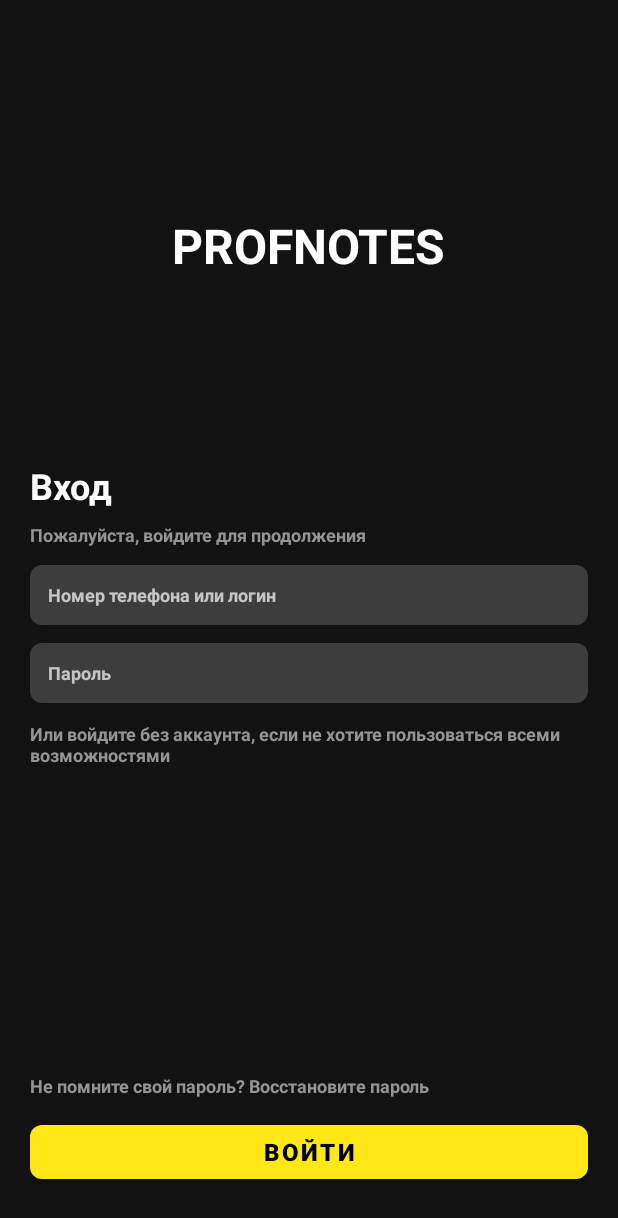
After one commit to tynkovski/ProfNotes, an Android app: the layout fragment_login.xml on its own in the app's theme, with its tools: preview values and no code run, on a phone screen of 412 x 824 dp. The commit adds this screen. Shown: the top 1218 px of the screen. Run offline under Robolectric (Android 15) with nearby library versions, the phone set to English and light mode, and no system bars.

Commit message:
Added login layout

```diff
--- a/app/src/main/res/drawable/rounded_corners.xml
+++ b/app/src/main/res/drawable/rounded_corners.xml
@@ -1,5 +1,5 @@
 <?xml version="1.0" encoding="utf-8"?>
 <shape xmlns:android="http://schemas.android.com/apk/res/android">
     <solid android:color="@color/gray_3d" />
-    <corners android:radius="27dp" />
+    <corners android:radius="8dp" />
 </shape>
--- /dev/null
+++ b/app/src/main/res/layout/fragment_login.xml
@@ -0,0 +1,104 @@
+<?xml version="1.0" encoding="utf-8"?>
+<ScrollView xmlns:android="http://schemas.android.com/apk/res/android"
+    xmlns:app="http://schemas.android.com/apk/res-auto"
+    xmlns:tools="http://schemas.android.com/tools"
+    android:layout_width="match_parent"
+    android:layout_height="match_parent"
+    android:fillViewport="true">
+
+    <androidx.constraintlayout.widget.ConstraintLayout
+        android:layout_width="match_parent"
+        android:layout_height="wrap_content"
+        android:paddingHorizontal="20dp">
+
+        <com.google.android.material.textview.MaterialTextView
+            android:id="@+id/titleTextView"
+            style="@style/Login.Title"
+            android:layout_width="wrap_content"
+            android:layout_height="wrap_content"
+            android:layout_marginTop="142dp"
+            android:text="@string/title_login"
+            app:layout_constraintEnd_toEndOf="parent"
+            app:layout_constraintStart_toStartOf="parent"
+            app:layout_constraintTop_toTopOf="parent" />
+
+        <com.google.android.material.textview.MaterialTextView
+            android:id="@+id/loginTextView"
+            style="@style/Login.Login"
+            android:layout_width="wrap_content"
+            android:layout_height="wrap_content"
+            android:layout_marginTop="122dp"
+            android:text="@string/login"
+            app:layout_constraintStart_toStartOf="parent"
+            app:layout_constraintTop_toBottomOf="@+id/titleTextView" />
+
+        <com.google.android.material.textview.MaterialTextView
+            android:id="@+id/appealTextView"
+            style="@style/Login.Appeal"
+            android:layout_width="wrap_content"
+            android:layout_height="wrap_content"
+            android:layout_marginTop="8dp"
+            android:text="@string/appeal_login"
+            app:layout_constraintStart_toStartOf="parent"
+            app:layout_constraintTop_toBottomOf="@+id/loginTextView" />
+
+        <EditText
+            android:id="@+id/loginEditText"
+            style="@style/Login.EditText"
+            android:layout_width="match_parent"
+            android:layout_height="40dp"
+            android:layout_marginVertical="12dp"
+            android:background="@drawable/rounded_corners"
+            android:hint="@string/hint_login"
+            app:layout_constraintEnd_toEndOf="parent"
+            app:layout_constraintStart_toStartOf="parent"
+            app:layout_constraintTop_toBottomOf="@+id/appealTextView" />
+
+        <EditText
+            android:id="@+id/passwordEditText"
+            style="@style/Login.EditText"
+            android:layout_width="match_parent"
+            android:layout_height="40dp"
+            android:layout_marginVertical="12dp"
+            android:background="@drawable/rounded_corners"
+            android:hint="@string/hint_password"
+            android:inputType="textPassword"
+            app:layout_constraintEnd_toEndOf="parent"
+            app:layout_constraintStart_toStartOf="parent"
+            app:layout_constraintTop_toBottomOf="@+id/loginEditText" />
+
+        <com.google.android.material.textview.MaterialTextView
+            android:id="@+id/registrationAppealTextView"
+            style="@style/Login.Appeal"
+            android:layout_width="wrap_content"
+            android:layout_height="wrap_content"
+            android:layout_marginTop="12dp"
+            android:text="@string/registration_appeal"
+            app:layout_constraintEnd_toEndOf="parent"
+            app:layout_constraintStart_toStartOf="parent"
+            app:layout_constraintTop_toBottomOf="@+id/passwordEditText" />
+
+        <com.google.android.material.textview.MaterialTextView
+            android:id="@+id/recoveryAppealTextView"
+            style="@style/Login.Appeal"
+            android:layout_width="wrap_content"
+            android:layout_height="wrap_content"
+            android:layout_marginTop="12dp"
+            android:layout_marginBottom="12dp"
+            android:text="@string/forgot_password"
+            app:layout_constraintBottom_toTopOf="@+id/materialButton"
+            app:layout_constraintStart_toStartOf="parent" />
+
+        <com.google.android.material.button.MaterialButton
+            android:id="@+id/materialButton"
+            style="@style/Login.Button"
+            android:layout_width="match_parent"
+            android:layout_height="wrap_content"
+            android:layout_marginBottom="32dp"
+            android:text="@string/enter"
+            app:layout_constraintBottom_toBottomOf="parent"
+            app:layout_constraintEnd_toEndOf="parent"
+            app:layout_constraintStart_toStartOf="parent" />
+
+    </androidx.constraintlayout.widget.ConstraintLayout>
+</ScrollView>
--- a/app/src/main/res/values/strings.xml
+++ b/app/src/main/res/values/strings.xml
@@ -3,4 +3,12 @@
     <string name="title_home">Home</string>
     <string name="title_dashboard">Dashboard</string>
     <string name="title_preferences">Preferences</string>
+    <string name="title_login">PROFNOTES</string>
+    <string name="login">Вход</string>
+    <string name="appeal_login">Пожалуйста, войдите для продолжения</string>
+    <string name="hint_login">Номер телефона или логин</string>
+    <string name="hint_password">Пароль</string>
+    <string name="registration_appeal">Или войдите без аккаунта, если не хотите пользоваться всеми возможностями</string>
+    <string name="enter">Войти</string>
+    <string name="forgot_password">Не помните свой пароль? Восстановите пароль</string>
 </resources>
--- a/app/src/main/res/values/styles.xml
+++ b/app/src/main/res/values/styles.xml
@@ -12,4 +12,58 @@
             @android:color/transparent
         </item>
     </style>
+
+    <style name="Login">
+        <item name="android:textStyle">
+            bold
+        </item>
+        <item name="android:textColor">
+            @color/white
+        </item>
+    </style>
+
+    <style name="Login.Login">
+        <item name="android:textSize">
+            24sp
+        </item>
+    </style>
+
+    <style name="Login.Title">
+        <item name="android:textSize">
+            32sp
+        </item>
+    </style>
+
+    <style name="Login.Appeal">
+        <item name="android:textSize">
+            12sp
+        </item>
+        <item name="android:textColor">
+            @color/gray_94
+        </item>
+    </style>
+
+    <style name="Login.EditText">
+        <item name="android:textSize">
+            12sp
+        </item>
+        <item name="android:paddingStart">
+            12dp
+        </item>
+        <item name="android:paddingEnd">
+            12dp
+        </item>
+    </style>
+
+    <style name="Login.Button">
+        <item name="android:textSize">
+            16sp
+        </item>
+        <item name="android:textColor">
+            @color/black
+        </item>
+        <item name="cornerRadius">
+            8dp
+        </item>
+    </style>
 </resources>
--- a/build.gradle
+++ b/build.gradle
@@ -1,7 +1,7 @@
 // Top-level build file where you can add configuration options common to all sub-projects/modules.
 plugins {
-    id 'com.android.application' version '7.1.3' apply false
-    id 'com.android.library' version '7.1.3' apply false
+    id 'com.android.application' version '7.2.1' apply false
+    id 'com.android.library' version '7.2.1' apply false
     id 'org.jetbrains.kotlin.android' version '1.6.21' apply false
 }
 
```
Also changed, not shown: gradle/wrapper/gradle-wrapper.properties.
